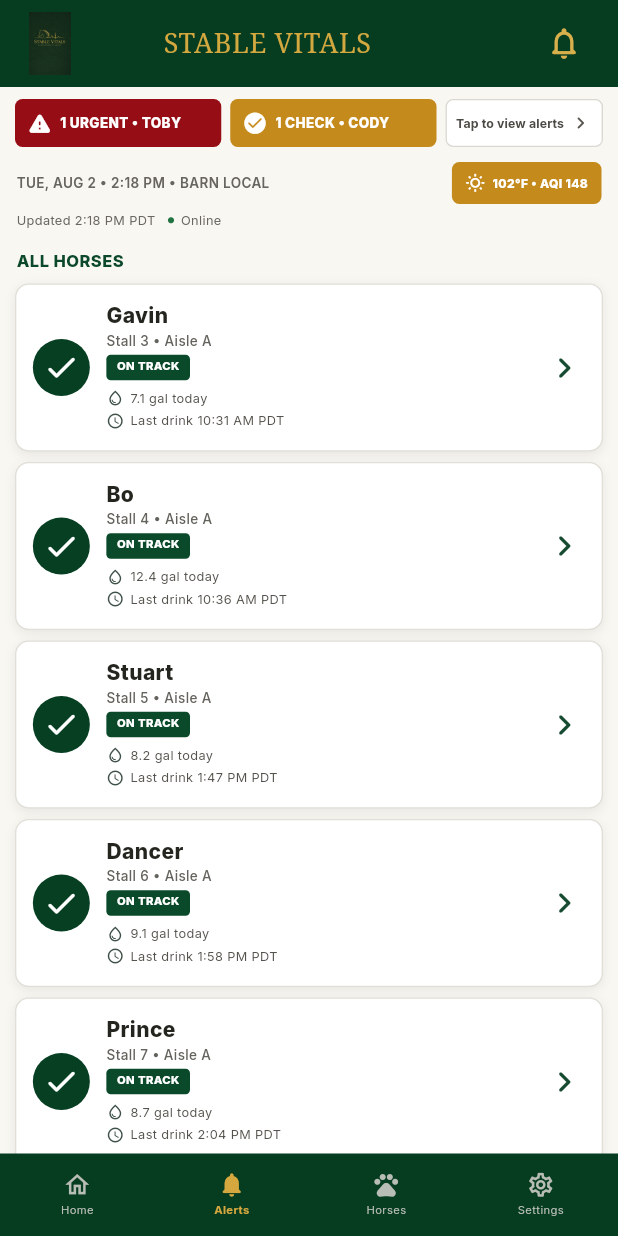
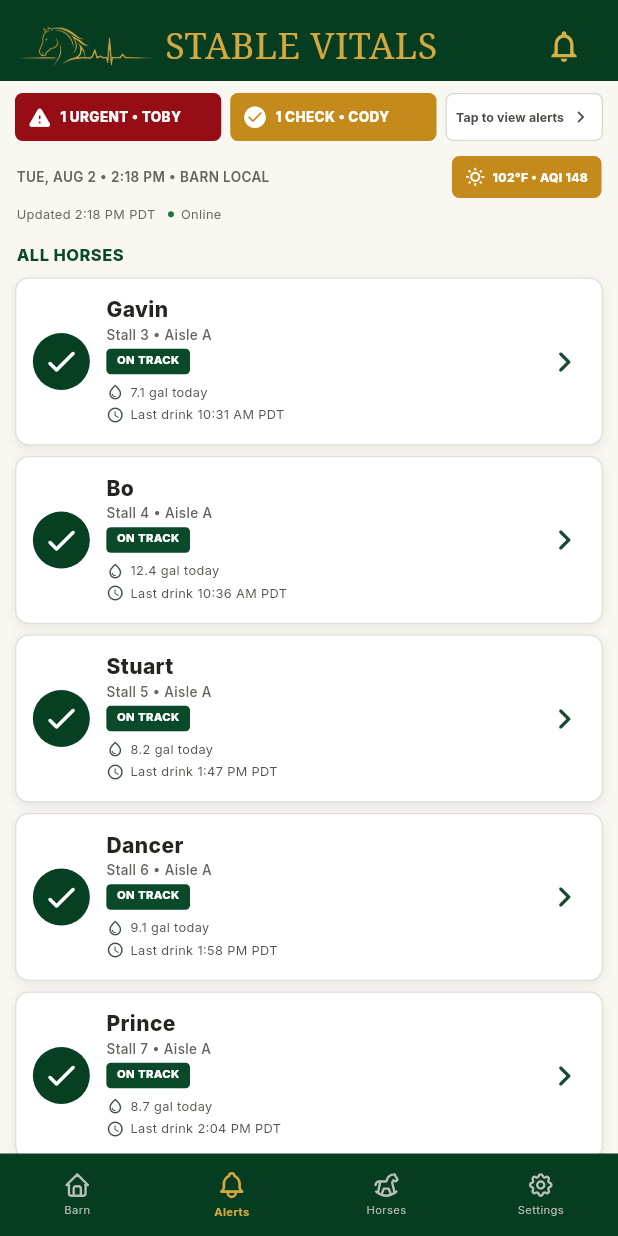
Before and after one commit to Muhammad-Raffay11/Stable_Vitals, a Flutter app: the screen it shows after launch, item 2 of the bottom bar chosen, on a phone screen of 412 x 824 dp. Run offline on Flutter 3.47's test engine with Material 3 defaults, Android fonts, the phone set to English and light mode, and no system bars; our stand-ins replace go_router, google_fonts, tabler_icons.

Commit message:
second mark updated

```diff
--- a/lib/core/widgets/app_bottom_navigation.dart
+++ b/lib/core/widgets/app_bottom_navigation.dart
@@ -1,4 +1,5 @@
 import 'package:flutter/material.dart';
+import 'package:tabler_icons/tabler_icons.dart';
 
 class AppBottomNavigation extends StatelessWidget {
   final int currentIndex;
@@ -25,32 +26,34 @@ class AppBottomNavigation extends StatelessWidget {
               _NavItem(
                 index: 0,
                 currentIndex: currentIndex,
-                icon: Icons.home_outlined,
-                selectedIcon: Icons.home_rounded,
-                label: 'Home',
+                icon: TablerIcons.home,
+                selectedIcon: TablerIcons.home,
+                label: 'Barn',
                 onTap: onDestinationSelected,
               ),
               _NavItem(
                 index: 1,
                 currentIndex: currentIndex,
-                icon: Icons.notifications_none_rounded,
-                selectedIcon: Icons.notifications_rounded,
+                icon: TablerIcons.bell,
+                selectedIcon: TablerIcons.bell,
                 label: 'Alerts',
                 onTap: onDestinationSelected,
               ),
               _NavItem(
                 index: 2,
                 currentIndex: currentIndex,
-                icon: Icons.pets_outlined,
-                selectedIcon: Icons.pets_rounded,
+                icon: TablerIcons.horse_toy,
+                // No filled variant exists for "horse" in Tabler,
+                // so the same glyph is reused for the selected state.
+                selectedIcon: TablerIcons.horse_toy,
                 label: 'Horses',
                 onTap: onDestinationSelected,
               ),
               _NavItem(
                 index: 3,
                 currentIndex: currentIndex,
-                icon: Icons.settings_outlined,
-                selectedIcon: Icons.settings_rounded,
+                icon: TablerIcons.settings,
+                selectedIcon: TablerIcons.settings_filled,
                 label: 'Settings',
                 onTap: onDestinationSelected,
               ),
@@ -93,7 +96,7 @@ class _NavItem extends StatelessWidget {
           children: [
             Icon(
               selected ? selectedIcon : icon,
-              size: 19,
+              size: selected ? 21 : 19,
               color: selected
                   ? const Color(0xFFD4A83E)
                   : const Color(0xFFB8BDB5),
--- a/lib/features/alerts/alerts_page.dart
+++ b/lib/features/alerts/alerts_page.dart
@@ -1,4 +1,5 @@
 import 'package:flutter/material.dart';
+import 'package:flutter/services.dart';
 import 'package:go_router/go_router.dart';
 
 import 'package:stable_vitals/models/horse.dart';
@@ -89,16 +90,25 @@ class AlertsPage extends StatelessWidget {
 
   @override
 Widget build(BuildContext context) {
-    return Scaffold(
+  return AnnotatedRegion<SystemUiOverlayStyle>(
+    value: SystemUiOverlayStyle.light,
+    child: Scaffold(
       backgroundColor: const Color(0xFFF8F7F2),
 
-      body: SafeArea(
-        bottom: false,
-        child: Column(
+      body: Column(
         children: [
-            const _StableVitalsHeader(),
+          Container(
+            color: const Color(0xFF063C20),
+            padding: EdgeInsets.only(
+              top: MediaQuery.of(context).padding.top,
+            ),
+            child: const _StableVitalsHeader(),
+          ),
 
           Expanded(
+            child: SafeArea(
+              top: false,
+              bottom: false,
               child: ListView(
                 physics: const BouncingScrollPhysics(),
                 padding: EdgeInsets.zero,
@@ -133,6 +143,7 @@ class AlertsPage extends StatelessWidget {
                 ],
               ),
             ),
+          ),
         ],
       ),
     ),
@@ -150,7 +161,7 @@ class _StableVitalsHeader extends StatelessWidget {
   @override
   Widget build(BuildContext context) {
     return Container(
-      height: 58,
+      height: 54,
       width: double.infinity,
       color: const Color(0xFF063C20),
       padding: const EdgeInsets.symmetric(
@@ -162,11 +173,13 @@ class _StableVitalsHeader extends StatelessWidget {
           // HORSE LOGO
           // -------------------------------------------------------------------
 
-          SizedBox(
-            width: 42,
-            height: 42,
+         Padding(
+           padding: const EdgeInsets.only(top: 8),
+           child: SizedBox(
+                width: 90,
+                height: 90,
                 child: Image.asset(
-              'assets/images/stable_vitals_header_logo.png',
+                  'assets/images/stable_vitals_logo_wide_1024.png',
                   fit: BoxFit.contain,
                   errorBuilder: (
                     context,
@@ -181,21 +194,24 @@ class _StableVitalsHeader extends StatelessWidget {
                   },
                 ),
               ),
-
-          const SizedBox(width: 55),
+         ),
+          const SizedBox(width: 8),
 
           // -------------------------------------------------------------------
           // STABLE VITALS
           // -------------------------------------------------------------------
 
-          const Text(
+          Padding(
+            padding: const EdgeInsets.only(top: 8),
+            child: const Text(
               'STABLE VITALS',
               style: TextStyle(
                 color: Color(0xFFD3A83F),
-              fontSize: 18,
+                fontSize: 24,
                 fontFamily: 'serif',
                 fontWeight: FontWeight.w500,
-              letterSpacing: .4,
+                letterSpacing: .3,
+              ),
             ),
           ),
 
@@ -205,7 +221,9 @@ class _StableVitalsHeader extends StatelessWidget {
           // NOTIFICATION
           // -------------------------------------------------------------------
 
-          IconButton(
+          Padding(
+            padding: const EdgeInsets.only(top: 8),
+            child: IconButton(
               padding: EdgeInsets.zero,
               constraints: const BoxConstraints(
                 minWidth: 40,
@@ -215,9 +233,10 @@ class _StableVitalsHeader extends StatelessWidget {
                 context.go('/alerts');
               },
               icon: const Icon(
-              Icons.notifications_none_rounded,
+                Icons.notifications_none,
                 color: Color(0xFFD7AF4B),
                 size: 25,
+              ),
             ),
           ),
         ],
--- a/lib/features/dashboard/dashboard_page.dart
+++ b/lib/features/dashboard/dashboard_page.dart
@@ -1,4 +1,5 @@
 import 'package:flutter/material.dart';
+import 'package:flutter/services.dart';
 import 'package:go_router/go_router.dart';
 import 'package:stable_vitals/models/alert.dart';
 import 'package:stable_vitals/models/horse.dart';
@@ -123,24 +124,33 @@ class DashboardPage extends StatelessWidget {
       .take(3)
       .toList();
 
-    return Scaffold(
+  return AnnotatedRegion<SystemUiOverlayStyle>(
+    value: SystemUiOverlayStyle.light,
+    child: Scaffold(
       backgroundColor: const Color(0xFFF8F7F2),
 
-      body: SafeArea(
-        bottom: false,
-        child: Column(
+      body: Column(
         children: [
           // -----------------------------------------------------------------
-            // HEADER
+          // HEADER (extends up through the status bar)
           // -----------------------------------------------------------------
 
-            const _StableVitalsHeader(),
+          Container(
+            color: const Color(0xFF063C20),
+            padding: EdgeInsets.only(
+              top: MediaQuery.of(context).padding.top,
+            ),
+            child: const _StableVitalsHeader(),
+          ),
 
           // -----------------------------------------------------------------
           // DASHBOARD CONTENT
           // -----------------------------------------------------------------
 
           Expanded(
+            child: SafeArea(
+              top: false,
+              bottom: false,
               child: ListView(
                 physics: const BouncingScrollPhysics(),
                 padding: const EdgeInsets.only(
@@ -310,12 +320,12 @@ class DashboardPage extends StatelessWidget {
                 ],
               ),
             ),
+          ),
         ],
       ),
     ),
   );
 }
-
   String _lastWaterText(int index) {
     switch (index) {
       case 0:
@@ -340,7 +350,7 @@ class _StableVitalsHeader extends StatelessWidget {
   @override
   Widget build(BuildContext context) {
     return Container(
-      height: 58,
+      height: 54,
       width: double.infinity,
       color: const Color(0xFF063C20),
       padding: const EdgeInsets.symmetric(
@@ -352,11 +362,13 @@ class _StableVitalsHeader extends StatelessWidget {
           // HORSE LOGO
           // -------------------------------------------------------------------
 
-          SizedBox(
-            width: 42,
-            height: 42,
+         Padding(
+           padding: const EdgeInsets.only(top: 8),
+           child: SizedBox(
+                width: 90,
+                height: 90,
                 child: Image.asset(
-              'assets/images/stable_vitals_header_logo.png',
+                  'assets/images/stable_vitals_logo_wide_1024.png',
                   fit: BoxFit.contain,
                   errorBuilder: (
                     context,
@@ -371,21 +383,24 @@ class _StableVitalsHeader extends StatelessWidget {
                   },
                 ),
               ),
-
-          const SizedBox(width: 55),
+         ),
+          const SizedBox(width: 8),
 
           // -------------------------------------------------------------------
           // STABLE VITALS
           // -------------------------------------------------------------------
 
-          const Text(
+          Padding(
+            padding: const EdgeInsets.only(top: 8),
+            child: const Text(
               'STABLE VITALS',
               style: TextStyle(
                 color: Color(0xFFD3A83F),
-              fontSize: 18,
+                fontSize: 24,
                 fontFamily: 'serif',
                 fontWeight: FontWeight.w500,
-              letterSpacing: .4,
+                letterSpacing: .3,
+              ),
             ),
           ),
 
@@ -395,7 +410,9 @@ class _StableVitalsHeader extends StatelessWidget {
           // NOTIFICATION
           // -------------------------------------------------------------------
 
-          IconButton(
+          Padding(
+            padding: const EdgeInsets.only(top: 8),
+            child: IconButton(
               padding: EdgeInsets.zero,
               constraints: const BoxConstraints(
                 minWidth: 40,
@@ -405,9 +422,10 @@ class _StableVitalsHeader extends StatelessWidget {
                 context.go('/alerts');
               },
               icon: const Icon(
-              Icons.notifications_none_rounded,
+                Icons.notifications_none,
                 color: Color(0xFFD7AF4B),
                 size: 25,
+              ),
             ),
           ),
         ],
@@ -445,7 +463,7 @@ class _DashboardTopSection extends StatelessWidget {
             style: TextStyle(
               fontSize: 25,
               height: 1.1,
-              fontWeight: FontWeight.w800,
+              fontWeight: FontWeight.bold,
               color: Color(0xFF173D27),
             ),
           ),
@@ -453,7 +471,7 @@ class _DashboardTopSection extends StatelessWidget {
           const SizedBox(height: 4),
 
           const Text(
-            'Ranch Santa Fe Barn',
+            'Rancho Santa Fe Barn',
             style: TextStyle(
               fontSize: 11,
               color: Color(0xFF65645E),
@@ -472,7 +490,7 @@ class _DashboardTopSection extends StatelessWidget {
             children: [
               const Expanded(
                 child: Text(
-                  'TUE, AUG 2 • 2:18 PM • BARN LOCAL',
+                  'TUE, AUG 4 • 2:18 PM • BARN LOCAL',
                   style: TextStyle(
                     fontSize: 9,
                     fontWeight: FontWeight.w600,
--- a/pubspec.yaml
+++ b/pubspec.yaml
@@ -36,6 +36,7 @@ dependencies:
   cupertino_icons: ^1.0.8
   go_router: ^17.5.0
   google_fonts: ^8.2.1
+  tabler_icons: ^2.5.0+1
 
 dev_dependencies:
   flutter_test:
@@ -61,7 +62,7 @@ flutter:
 
   # To add assets to your application, add an assets section, like this:
   assets:
-    - assets/images/stable_vitals_header_logo.png
+    - assets/images/stable_vitals_logo_wide_1024.png
 
   # An image asset can refer to one or more resolution-specific "variants", see
   # https://flutter.dev/to/resolution-aware-images
```
Also changed, not shown: lib/features/horses/horse_profile_page.dart (+41 -23 lines), lib/features/horses/horses_page.dart (+36 -18 lines), assets/images/stable_vitals_logo_wide_1024.png (added), pubspec.lock. Lines whose indentation alone changed are shown as unchanged.
